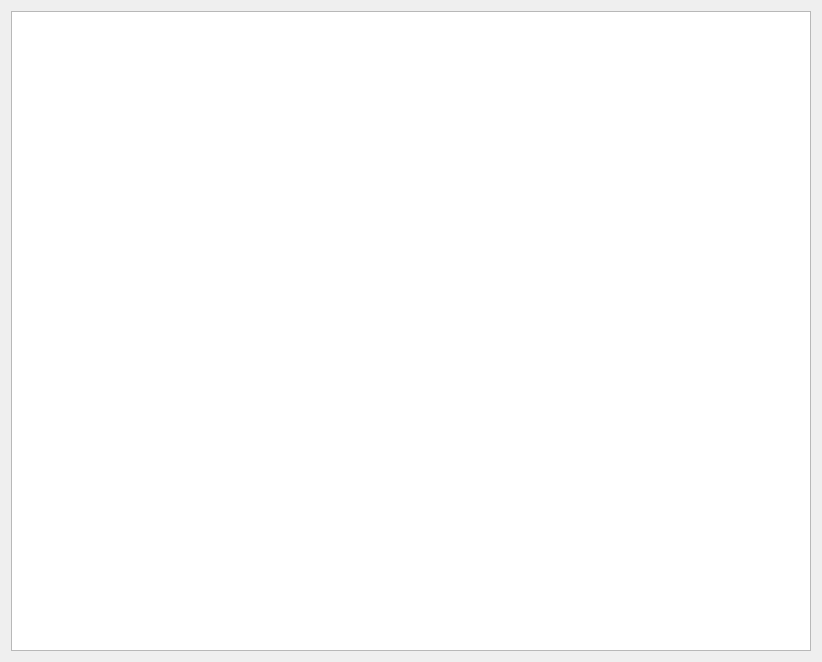
Qt form mainwindow.ui (PetervdPerk/DrawTowerDefense) before a commit.
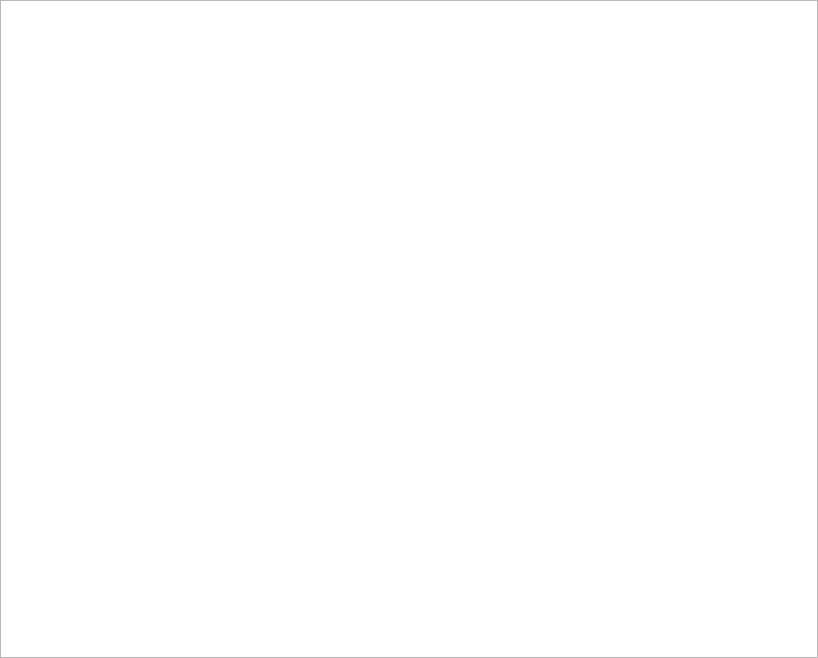
The same form after that commit.

What changed in the file:
```diff
--- a/mainwindow.ui
+++ b/mainwindow.ui
@@ -7,7 +7,7 @@
     <x>0</x>
     <y>0</y>
     <width>818</width>
-    <height>618</height>
+    <height>658</height>
    </rect>
   </property>
   <property name="windowTitle">
@@ -15,12 +15,27 @@
   </property>
   <widget class="QWidget" name="centralWidget">
    <layout class="QGridLayout" name="gridLayout">
+    <property name="leftMargin">
+     <number>0</number>
+    </property>
+    <property name="topMargin">
+     <number>0</number>
+    </property>
+    <property name="rightMargin">
+     <number>0</number>
+    </property>
+    <property name="bottomMargin">
+     <number>0</number>
+    </property>
+    <property name="spacing">
+     <number>0</number>
+    </property>
     <item row="0" column="0">
      <widget class="QGraphicsView" name="graphicsView">
       <property name="minimumSize">
        <size>
         <width>800</width>
-        <height>640</height>
+        <height>600</height>
        </size>
       </property>
       <property name="maximumSize">
```
